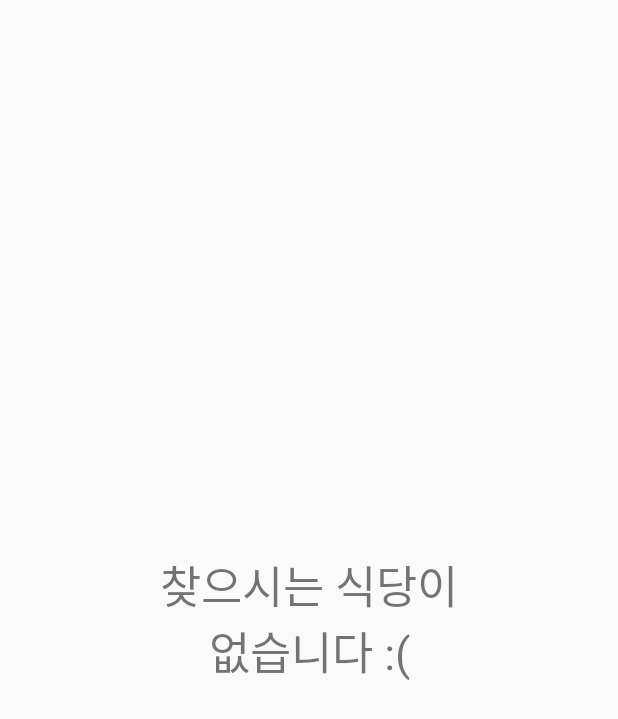
After one commit to hwangse/Way-Eating, an Android app: the SearchRestaurantActivity screen opened directly, with no data from a screen before it, on a phone screen of 412 x 824 dp. The commit adds this screen. Shown: the top 719 px of the screen. Run offline under Robolectric (Android 15) with nearby library versions, the phone set to English and light mode, and no system bars; 1 statement that could not run was skipped.

Commit message:
list fragment 검색기능 구현

```diff
--- a/app/src/main/AndroidManifest.xml
+++ b/app/src/main/AndroidManifest.xml
@@ -32,6 +32,9 @@
         <activity
             android:name = ".activity.InfoActivity">
         </activity>
+        <activity
+            android:name = ".activity.SearchRestaurantActivity">
+        </activity>
 
         <meta-data
             android:name="com.naver.maps.map.CLIENT_ID"
--- /dev/null
+++ b/app/src/main/java/com/example/way_eating/activity/SearchRestaurantActivity.java
@@ -0,0 +1,56 @@
+package com.example.way_eating.activity;
+
+import android.app.Activity;
+import android.os.Bundle;
+import android.view.View;
+import android.widget.ListView;
+import android.widget.TextView;
+
+import com.example.way_eating.R;
+import com.example.way_eating.Store;
+import com.example.way_eating.ui.list.ListFragment;
+import com.example.way_eating.ui.list.SearchListAdapter;
+
+import java.util.ArrayList;
+
+import static com.example.way_eating.ui.home.HomeFragment.systemData;
+
+public class SearchRestaurantActivity extends Activity {
+    ListView list;
+    ArrayList<Store> storeArr;
+    SearchListAdapter mAdapter;
+
+
+    @Override
+    public void onCreate(Bundle savedInstanceState){
+        super.onCreate(savedInstanceState);
+        setContentView(R.layout.fragment_list2);
+
+        storeArr = new ArrayList<Store>();
+        for(int i=0;i<systemData.stores.size();i++){
+            if(systemData.stores.get(i).getName().contains(ListFragment.parameterToSearchRestaurantActivity)) {
+                storeArr.add(new Store(systemData.stores.get(i).getId(),
+                        systemData.stores.get(i).getName(),
+                        systemData.stores.get(i).getType(),
+                        systemData.stores.get(i).getEmail(),
+                        systemData.stores.get(i).getPhoneNum(),
+                        systemData.stores.get(i).waitTimeLunch(),
+                        systemData.stores.get(i).waitTimeDinner()));
+            }
+        }
+
+        list = findViewById(R.id.listSearchRestaurantView);
+        if(storeArr.size() == 0){
+            list.setVisibility(View.INVISIBLE);
+            TextView tempTextView = findViewById(R.id.textView);
+            tempTextView.setVisibility(View.VISIBLE);
+        }
+        else {
+            TextView tempTextView = findViewById(R.id.textView);
+            tempTextView.setVisibility(View.INVISIBLE);
+            mAdapter = new SearchListAdapter(this, R.layout.searchlist_itemlist, storeArr);
+            list.setChoiceMode(ListView.CHOICE_MODE_SINGLE);
+            list.setAdapter(mAdapter);
+        }
+    }
+}
--- a/app/src/main/java/com/example/way_eating/ui/home/HomeFragment.java
+++ b/app/src/main/java/com/example/way_eating/ui/home/HomeFragment.java
@@ -72,7 +72,7 @@ public class HomeFragment extends Fragment implements OnMapReadyCallback {
     public ParsedData parsedData=new ParsedData();
 
     // 시스템 정보를 저장할 클래스 선언
-    public SystemData systemData=null;
+    public static SystemData systemData=null;
     TextView tvData;
     public View onCreateView(@NonNull LayoutInflater inflater, ViewGroup container, Bundle savedInstanceState) {
         // create 2 kinds of async thread and Handler for searching function
--- a/app/src/main/java/com/example/way_eating/ui/mypage/MypageFragment.java
+++ b/app/src/main/java/com/example/way_eating/ui/mypage/MypageFragment.java
@@ -22,7 +22,7 @@ public class MypageFragment extends Fragment {
 
     private MypageViewModel mypageViewModel;
     //현선 추가
-    public TextView t = null;
+    public TextView customerNameBig = null;
     public TextView nameTextView2 = null;
     public TextView mobilePhoneView = null;
     public TextView emailView = null;
@@ -33,7 +33,7 @@ public class MypageFragment extends Fragment {
                 ViewModelProviders.of(this).get(MypageViewModel.class);
         View root = inflater.inflate(R.layout.fragment_mypage, container, false);
 
-        /*
+
         //text값 넣기 - 기본 설정 by 지안
         TextView customerName = (TextView) root.findViewById(R.id.customerName);
         TextView customerPhoneNumber = (TextView) root.findViewById(R.id.customerPhoneNumber);
@@ -42,7 +42,7 @@ public class MypageFragment extends Fragment {
         customerName.setText(getResources().getString(R.string.customerName));
         customerPhoneNumber.setText(getResources().getString(R.string.customerPhoneNumber));
         customerEmailAddress.setText(getResources().getString(R.string.customerEmailAddress));
-        */
+
 
         //systemData 대신 더미 클래스 만들어서 보여주기 by 현선
         if(customerNameBig == null)  customerNameBig = (TextView)root.findViewById(R.id.customerNameBig);
--- /dev/null
+++ b/app/src/main/res/layout/fragment_list2.xml
@@ -0,0 +1,28 @@
+<?xml version="1.0" encoding="utf-8"?>
+<androidx.constraintlayout.widget.ConstraintLayout xmlns:android="http://schemas.android.com/apk/res/android"
+    xmlns:app="http://schemas.android.com/apk/res-auto"
+    xmlns:tools="http://schemas.android.com/tools"
+    android:layout_width="match_parent"
+    android:layout_height="match_parent">
+
+    <TextView
+        android:id="@+id/textView"
+        android:layout_width="match_parent"
+        android:layout_height="match_parent"
+        android:gravity="center"
+        android:textSize="30sp"
+        android:text="찾으시는 식당이\n없습니다 :(" />
+
+    <ListView
+        android:id="@+id/listSearchRestaurantView"
+        android:layout_width="match_parent"
+        android:layout_height="match_parent"
+        android:baselineAligned="false"
+        tools:layout_editor_absoluteX="59dp"
+        tools:layout_editor_absoluteY="0dp"
+        />
+
+
+
+
+</androidx.constraintlayout.widget.ConstraintLayout>
```
Also changed, not shown: app/src/main/java/com/example/way_eating/Store.java (+24 -0 lines), app/src/main/java/com/example/way_eating/activity/InfoActivity.java (+14 -8 lines), app/src/main/java/com/example/way_eating/ui/list/ListFragment.java (+23 -0 lines), app/src/main/java/com/example/way_eating/ui/list/SearchListAdapter.java (added, +74 -0 lines), app/src/main/res/layout/fragment_list.xml (+11 -6 lines), app/src/main/res/layout/searchlist_itemlist.xml (added, +68 -0 lines).
